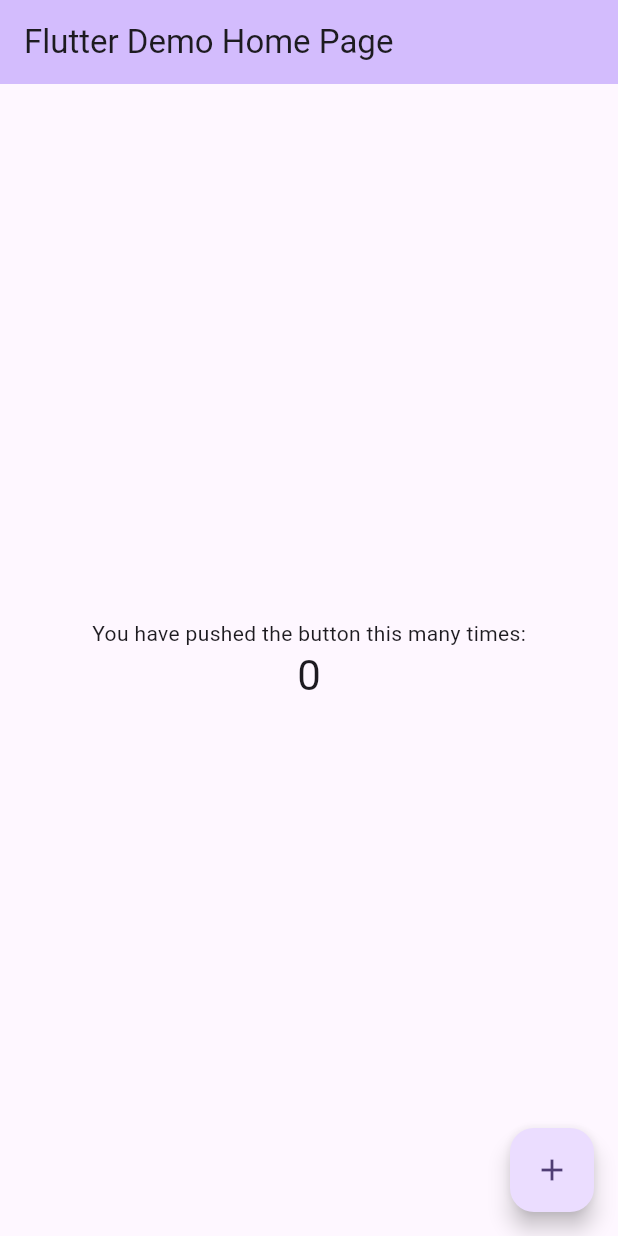
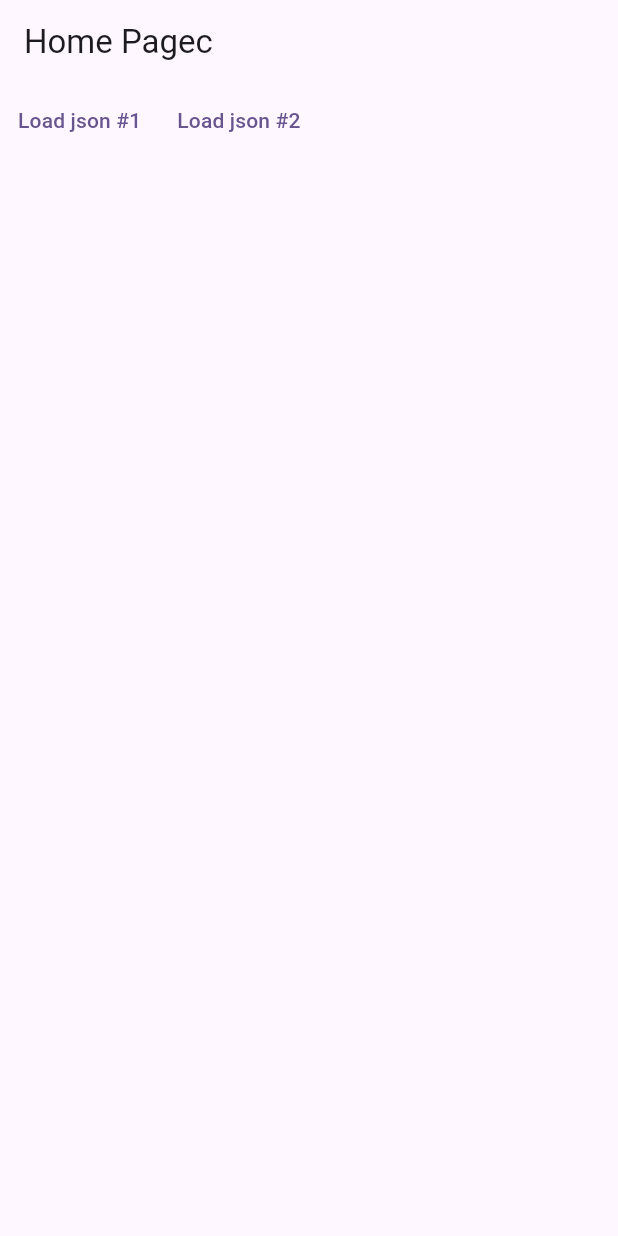
Before and after one commit to woragis/notes-app, a Flutter app: the screen it shows after launch, on a phone screen of 412 x 824 dp. Run offline on Flutter 3.47's test engine with Material 3 defaults, Android fonts, the phone set to English and light mode, and no system bars; our stand-ins replace bloc, flutter_bloc.

Commit message:
Mobile: learning how to use bloc for cache and store managment

```diff
--- a/mobile/lib/main.dart
+++ b/mobile/lib/main.dart
@@ -1,4 +1,9 @@
 import 'package:flutter/material.dart';
+import 'package:bloc/bloc.dart';
+import 'package:flutter_bloc/flutter_bloc.dart';
+import 'dart:math' as math show Random;
+
+import 'package:notes_mobile/screens/home_page.dart';
 
 void main() {
   runApp(const MyApp());
@@ -7,47 +12,23 @@
 class MyApp extends StatelessWidget {
   const MyApp({super.key});
 
-  // This widget is the root of your application.
   @override
   Widget build(BuildContext context) {
     return MaterialApp(
-      title: 'Flutter Demo',
-      theme: ThemeData(
-        // This is the theme of your application.
-        //
-        // TRY THIS: Try running your application with "flutter run". You'll see
-        // the application has a purple toolbar. Then, without quitting the app,
-        // try changing the seedColor in the colorScheme below to Colors.green
-        // and then invoke "hot reload" (save your changes or press the "hot
-        // reload" button in a Flutter-supported IDE, or press "r" if you used
-        // the command line to start the app).
-        //
-        // Notice that the counter didn't reset back to zero; the application
-        // state is not lost during the reload. To reset the state, use hot
-        // restart instead.
-        //
-        // This works for code too, not just values: Most code changes can be
-        // tested with just a hot reload.
-        colorScheme: ColorScheme.fromSeed(seedColor: Colors.deepPurple),
-        useMaterial3: true,
-      ),
-      home: const MyHomePage(title: 'Flutter Demo Home Page'),
-    );
+        title: 'Flutter Demo',
+        theme: ThemeData(
+          colorScheme: ColorScheme.fromSeed(seedColor: Colors.deepPurple),
+          useMaterial3: true,
+        ),
+        home: BlocProvider(
+          create: (_) => PersonsBloc(),
+          child: const HomePage(),
+        ));
   }
 }
 
 class MyHomePage extends StatefulWidget {
   const MyHomePage({super.key, required this.title});
-
-  // This widget is the home page of your application. It is stateful, meaning
-  // that it has a State object (defined below) that contains fields that affect
-  // how it looks.
-
-  // This class is the configuration for the state. It holds the values (in this
-  // case the title) provided by the parent (in this case the App widget) and
-  // used by the build method of the State. Fields in a Widget subclass are
-  // always marked "final".
-
   final String title;
 
   @override
@@ -59,50 +40,19 @@
 
   void _incrementCounter() {
     setState(() {
-      // This call to setState tells the Flutter framework that something has
-      // changed in this State, which causes it to rerun the build method below
-      // so that the display can reflect the updated values. If we changed
-      // _counter without calling setState(), then the build method would not be
-      // called again, and so nothing would appear to happen.
       _counter++;
     });
   }
 
   @override
   Widget build(BuildContext context) {
-    // This method is rerun every time setState is called, for instance as done
-    // by the _incrementCounter method above.
-    //
-    // The Flutter framework has been optimized to make rerunning build methods
-    // fast, so that you can just rebuild anything that needs updating rather
-    // than having to individually change instances of widgets.
     return Scaffold(
       appBar: AppBar(
-        // TRY THIS: Try changing the color here to a specific color (to
-        // Colors.amber, perhaps?) and trigger a hot reload to see the AppBar
-        // change color while the other colors stay the same.
         backgroundColor: Theme.of(context).colorScheme.inversePrimary,
-        // Here we take the value from the MyHomePage object that was created by
-        // the App.build method, and use it to set our appbar title.
         title: Text(widget.title),
       ),
       body: Center(
-        // Center is a layout widget. It takes a single child and positions it
-        // in the middle of the parent.
         child: Column(
-          // Column is also a layout widget. It takes a list of children and
-          // arranges them vertically. By default, it sizes itself to fit its
-          // children horizontally, and tries to be as tall as its parent.
-          //
-          // Column has various properties to control how it sizes itself and
-          // how it positions its children. Here we use mainAxisAlignment to
-          // center the children vertically; the main axis here is the vertical
-          // axis because Columns are vertical (the cross axis would be
-          // horizontal).
-          //
-          // TRY THIS: Invoke "debug painting" (choose the "Toggle Debug Paint"
-          // action in the IDE, or press "p" in the console), to see the
-          // wireframe for each widget.
           mainAxisAlignment: MainAxisAlignment.center,
           children: <Widget>[
             const Text(
@@ -119,7 +69,7 @@
         onPressed: _incrementCounter,
         tooltip: 'Increment',
         child: const Icon(Icons.add),
-      ), // This trailing comma makes auto-formatting nicer for build methods.
+      ),
     );
   }
 }
--- /dev/null
+++ b/mobile/lib/screens/home_page.dart
@@ -0,0 +1,170 @@
+import 'dart:convert';
+import 'dart:io';
+
+import 'package:flutter/material.dart';
+import 'package:bloc/bloc.dart';
+import 'package:flutter_bloc/flutter_bloc.dart';
+// import 'dart:math' as math show Random;
+
+@immutable
+abstract class LoadAction {
+  const LoadAction();
+}
+
+@immutable
+class LoadPersonAction extends LoadAction {
+  final PersonsUrl url;
+
+  const LoadPersonAction({required this.url}) : super();
+}
+
+enum PersonsUrl {
+  person1,
+  person2,
+}
+
+extension UrlString on PersonsUrl {
+  String get urlString {
+    switch (this) {
+      case PersonsUrl.person1:
+        return 'http://localhost:5500/api/person1.json';
+      case PersonsUrl.person2:
+        return 'http://localhost:5500/api/person2.json';
+    }
+  }
+}
+
+@immutable
+class Person {
+  final String name;
+  final int age;
+
+  const Person({
+    required this.name,
+    required this.age,
+  });
+
+  Person.fromJson(Map<String, dynamic> json)
+      : name = json['name'] as String,
+        age = json['age'] as int;
+
+  @override
+  String toString() => 'Person (name: $name, age = $age)';
+}
+
+Future<Iterable<Person>> getPersons(String url) => HttpClient()
+    .getUrl(Uri.parse(url))
+    .then((req) => req.close())
+    .then((resp) => resp.transform(utf8.decoder).join())
+    .then((str) => json.decode(str) as List<dynamic>)
+    .then((list) => list.map((e) => Person.fromJson(e)));
+
+@immutable
+class FetchResult {
+  final Iterable<Person> persons;
+  final bool isRetrievedFromCache;
+  const FetchResult({
+    required this.persons,
+    required this.isRetrievedFromCache,
+  });
+
+  @override
+  String toString() =>
+      'Fetch Result (isRetrievedFromCache = $isRetrievedFromCache, persons = $persons)';
+}
+
+class PersonsBloc extends Bloc<LoadAction, FetchResult?> {
+  final Map<PersonsUrl, Iterable<Person>> _cache = {};
+  PersonsBloc() : super(null) {
+    on<LoadPersonAction>((event, emit) async {
+      final url = event.url;
+      if (_cache.containsKey(url)) {
+        final cachedPersons = _cache[url];
+        final result = FetchResult(
+          persons: cachedPersons,
+          isRetrievedFromCache: true,
+        );
+        emit(result);
+      } else {
+        final persons = await getPersons(url.urlString);
+        _cache[url] = persons;
+        final result = FetchResult(
+          persons: persons,
+          isRetrievedFromCache: false,
+        );
+        emit(result);
+      }
+    });
+  }
+}
+
+extension Subscript<T> on Iterable<T> {
+  T? operator [](int index) => length > index ? elementAt(index) : null;
+}
+
+class HomePage extends StatelessWidget {
+  const HomePage({Key? key}) : super(key: key);
+
+  @override
+  Widget build(BuildContext context) {
+    late final Bloc myBloc;
+
+    return Scaffold(
+      appBar: AppBar(
+        title: const Text("Home Pagec"),
+      ),
+      body: Column(
+        children: [
+          Row(
+            children: [
+              TextButton(
+                onPressed: () {
+                  context.read<PersonsBloc>().add(
+                        LoadPersonAction(
+                          url: PersonsUrl.person1,
+                        ),
+                      );
+                },
+                child: const Text(
+                  "Load json #1",
+                ),
+              ),
+              TextButton(
+                onPressed: () {
+                  context.read<PersonsBloc>().add(
+                        LoadPersonAction(
+                          url: PersonsUrl.person2,
+                        ),
+                      );
+                },
+                child: const Text(
+                  "Load json #2",
+                ),
+              ),
+            ],
+          ),
+          BlocBuilder<PersonsBloc, FetchResult?>(
+            buildWhen: (previousResult, currentResult) {
+              return previousResult?.persons != currentResult?.persons;
+            },
+            builder: ((context, fetchResult) {
+              final persons = fetchResult?.persons;
+              if (persons == null) {
+                return const SizedBox();
+              }
+              return ListView.builder(
+                itemCount: persons.length,
+                itemBuilder: (context, index) {
+                  final person = persons[index]!;
+                  return ListTile(
+                    title: Text(person.name),
+                  );
+                },
+              );
+            }),
+          )
+        ],
+      ),
+    );
+  }
+}
--- a/mobile/pubspec.yaml
+++ b/mobile/pubspec.yaml
@@ -34,6 +34,8 @@ dependencies:
   # The following adds the Cupertino Icons font to your application.
   # Use with the CupertinoIcons class for iOS style icons.
   cupertino_icons: ^1.0.8
+  bloc: ^9.0.0
+  flutter_bloc: ^9.0.0
 
 dev_dependencies:
   flutter_test:
```
Also changed, not shown: mobile/api/person1.json (added, +14 -0 lines), mobile/api/person2.json (added, +14 -0 lines), mobile/pubspec.lock.
